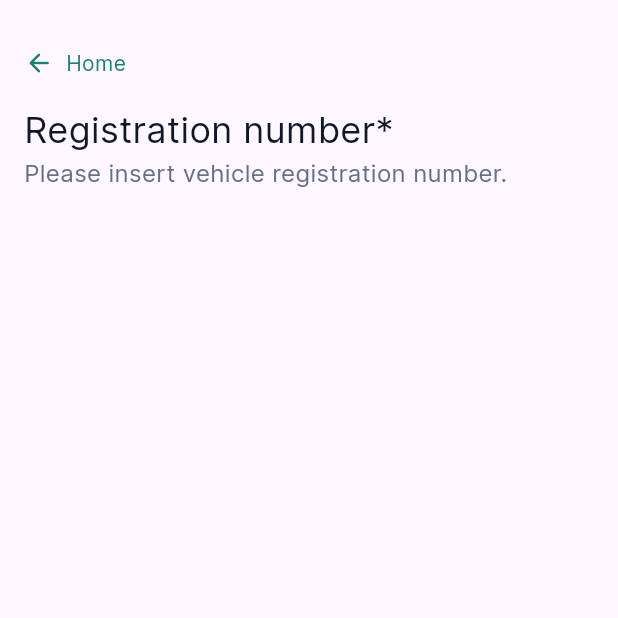
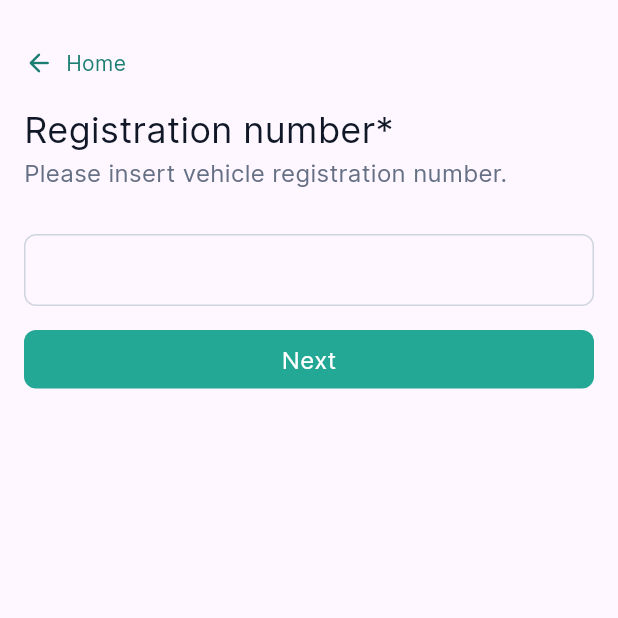
Before and after one commit to sonex23/yodacentral_sona, a Flutter app: the screen it shows after launch, after a tap on "New financing lead", on a phone screen of 412 x 824 dp, the top half of it. Run offline on Flutter 3.47's test engine with Material 3 defaults, Android fonts, the phone set to English and light mode, and no system bars; our stand-ins replace dio, firebase_core, get_it, go_router; accounts and stored records are empty.

Commit message:
done registration number validation

```diff
--- a/lib/feature/financing_lead/registration_number_page.dart
+++ b/lib/feature/financing_lead/registration_number_page.dart
@@ -1,9 +1,17 @@
 import 'package:flutter/material.dart';
+import 'package:flutter/services.dart';
 import 'package:yodacentral_sona/misc/utils/palette.dart';
+import 'package:yodacentral_sona/widget/primary_button.dart';
 
-class RegistrationNumberPage extends StatelessWidget {
+class RegistrationNumberPage extends StatefulWidget {
   const RegistrationNumberPage({super.key});
 
+  @override
+  State<RegistrationNumberPage> createState() => _RegistrationNumberPageState();
+}
+
+class _RegistrationNumberPageState extends State<RegistrationNumberPage> {
+  GlobalKey<FormState> _formKey = GlobalKey<FormState>();
   @override
   Widget build(BuildContext context) {
     return Scaffold(
@@ -53,6 +61,66 @@ class RegistrationNumberPage extends StatelessWidget {
                       fontWeight: FontWeight.w400,
                     ),
               ),
+              const SizedBox(
+                height: 32,
+              ),
+              Form(
+                key: _formKey,
+                child: TextFormField(
+                  validator: (value) {
+                    String pattern = r'^[A-Z]{1,2}\s{1}\d{0,4}\s{0,1}[A-Z]{0,3}$';
+                    RegExp regex = RegExp(pattern);
+                    if (!regex.hasMatch(value ?? '')) {
+                      return 'Enter Valid Registration Number';
+                    } else {
+                      return null;
+                    }
+                  },
+                  cursorColor: Palette.primary600,
+                  style: Theme.of(context).typography.black.displaySmall!.copyWith(
+                        fontSize: 16,
+                      ),
+                  decoration: InputDecoration(
+                    contentPadding: const EdgeInsets.symmetric(
+                      horizontal: 14,
+                      vertical: 10,
+                    ),
+                    focusedBorder: OutlineInputBorder(
+                      borderRadius: BorderRadius.circular(8),
+                      borderSide: const BorderSide(
+                        color: Palette.primary600,
+                      ),
+                    ),
+                    enabledBorder: OutlineInputBorder(
+                      borderRadius: BorderRadius.circular(8),
+                      borderSide: const BorderSide(
+                        color: Palette.gray300,
+                      ),
+                    ),
+                    errorBorder: OutlineInputBorder(
+                      borderRadius: BorderRadius.circular(8),
+                      borderSide: const BorderSide(
+                        color: Color.fromARGB(255, 190, 13, 0),
+                      ),
+                    ),
+                  ),
+                ),
+              ),
+              const SizedBox(
+                height: 16,
+              ),
+              PrimaryButton(
+                'Next',
+                onTap: () {
+                  if (_formKey.currentState!.validate()) {
+                    _formKey.currentState!.save();
+                  }
+                },
+              ),
+              const SizedBox(
+                height: 64,
+              ),
+              CustomTimeline()
             ],
           ),
         ),
@@ -60,3 +128,16 @@ class RegistrationNumberPage extends StatelessWidget {
     );
   }
 }
+
+class CustomTimeline extends StatelessWidget {
+  const CustomTimeline({
+    super.key,
+  });
+
+  @override
+  Widget build(BuildContext context) {
+    return Row(
+      children: [],
+    );
+  }
+}
--- a/lib/misc/utils/palette.dart
+++ b/lib/misc/utils/palette.dart
@@ -5,6 +5,7 @@ class Palette {
   static const primary700 = Color(0xff1B7E71);
   static const primary600 = Color(0xff24A896);
   static const gray200 = Color(0xffEAECF0);
+  static const gray300 = Color(0xffD0D5DD);
   static const gray500 = Color(0xff667085);
   static const gray700 = Color(0xff344054);
   static const gray900 = Color(0xff101828);
--- a/lib/widget/primary_button.dart
+++ b/lib/widget/primary_button.dart
@@ -34,6 +34,7 @@ class PrimaryButton extends StatelessWidget {
               text,
               style: Theme.of(context).typography.black.displaySmall!.copyWith(
                     color: Colors.white,
+                    fontSize: 16,
                   ),
             )
           ],
```
